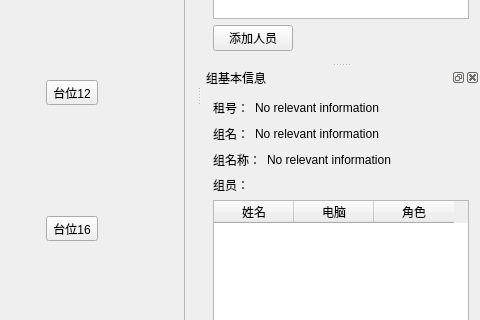
Qt form mainwindow.ui (backto25/Stone) before a commit; both pictures show x 783 to 1263 and y 326 to 646 of the 1263 by 846 pixel window.
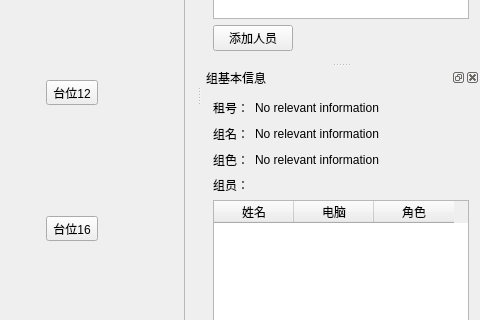
The same form after that commit. Icons and pictures are not drawn.

```diff
--- a/mainwindow.ui
+++ b/mainwindow.ui
@@ -663,7 +663,7 @@
        <item>
         <widget class="QLabel" name="label_7">
          <property name="text">
-          <string>组名称：</string>
+          <string>组色：</string>
          </property>
         </widget>
        </item>
```
Left out of the diff: 6 changed lines with no effect on the pictures.
